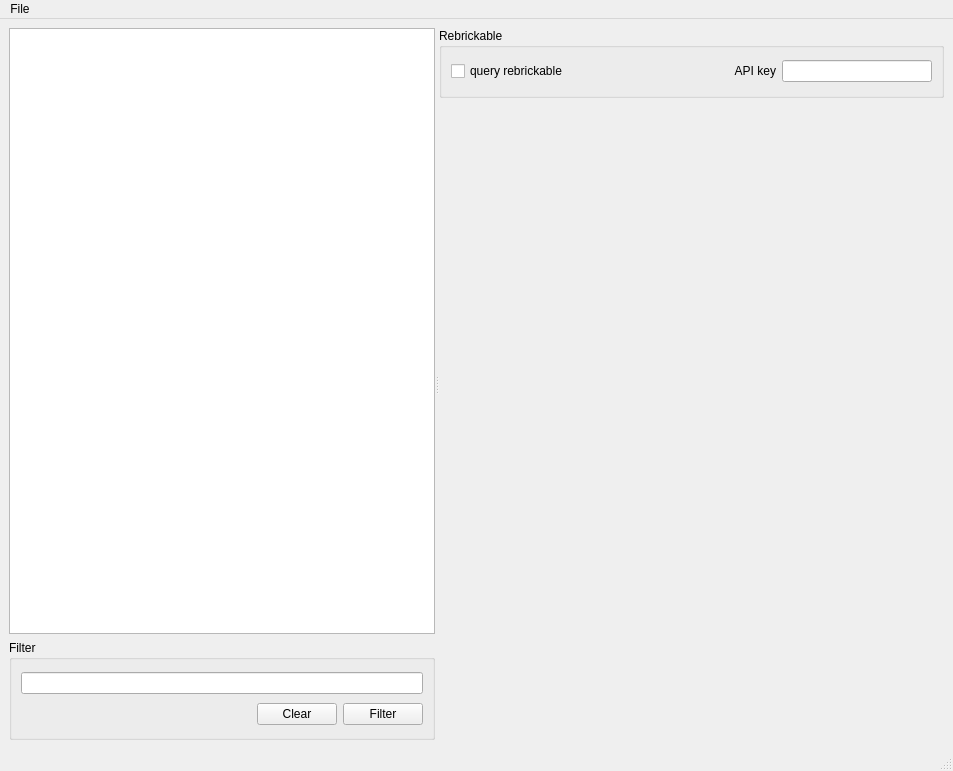
Qt form opensdraw/partviewer/partviewer.ui (HazenBabcock/opensdraw) before a commit.
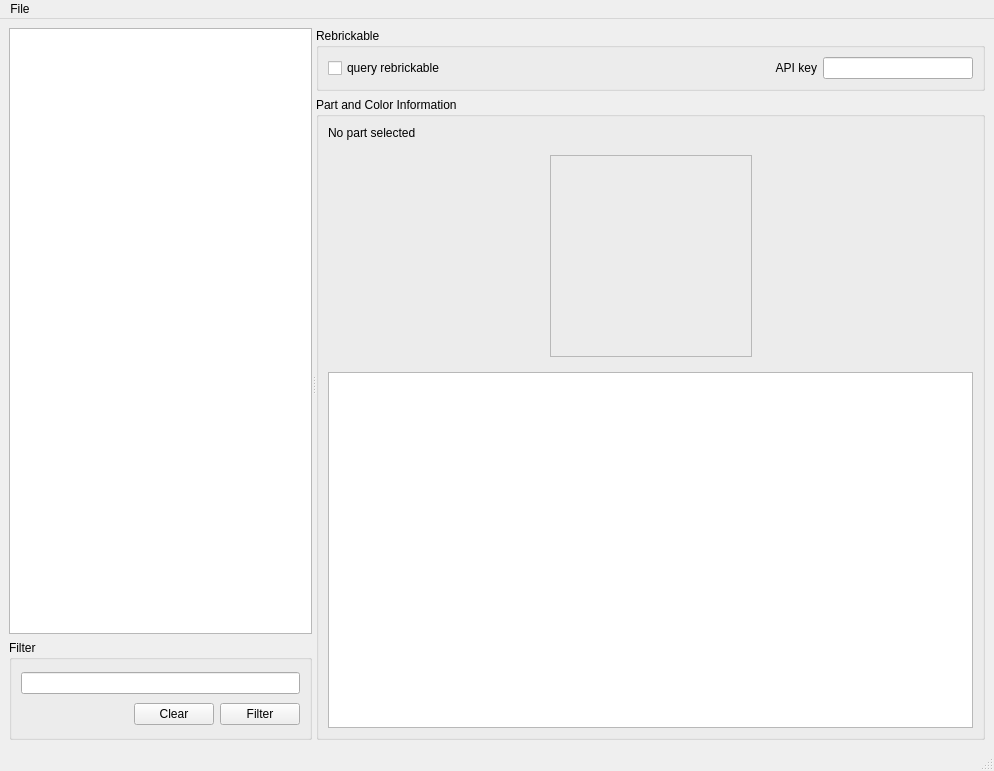
The same form after that commit. Custom widgets are drawn as their Qt base class.

Commit message: Get everything more or less working except part colors and LDView output.

```diff
--- a/opensdraw/partviewer/partviewer.ui
+++ b/opensdraw/partviewer/partviewer.ui
@@ -6,7 +6,7 @@
    <rect>
     <x>0</x>
     <y>0</y>
-    <width>953</width>
+    <width>994</width>
     <height>771</height>
    </rect>
   </property>
@@ -20,7 +20,7 @@
       <property name="orientation">
        <enum>Qt::Horizontal</enum>
       </property>
-      <widget class="QWidget" name="">
+      <widget class="QWidget" name="layoutWidget">
        <layout class="QVBoxLayout" name="verticalLayout_2">
         <item>
          <widget class="PartTreeView" name="partsTreeView">
@@ -89,7 +89,7 @@
         </item>
        </layout>
       </widget>
-      <widget class="QWidget" name="">
+      <widget class="QWidget" name="layoutWidget">
        <layout class="QVBoxLayout" name="verticalLayout_3">
         <item>
          <widget class="QGroupBox" name="rebrickableGroupBox">
@@ -150,7 +150,83 @@
          </widget>
         </item>
         <item>
-         <widget class="QWidget" name="widget" native="true"/>
+         <widget class="QGroupBox" name="partInfoGroupBox">
+          <property name="title">
+           <string>Part and Color Information</string>
+          </property>
+          <layout class="QVBoxLayout" name="verticalLayout_5">
+           <item>
+            <widget class="QLabel" name="partInfoLabel">
+             <property name="text">
+              <string>No part selected</string>
+             </property>
+            </widget>
+           </item>
+           <item>
+            <widget class="QWidget" name="widget" native="true">
+             <property name="minimumSize">
+              <size>
+               <width>204</width>
+               <height>204</height>
+              </size>
+             </property>
+             <layout class="QHBoxLayout" name="horizontalLayout_3">
+              <item>
+               <spacer name="horizontalSpacer_2">
+                <property name="orientation">
+                 <enum>Qt::Horizontal</enum>
+                </property>
+                <property name="sizeHint" stdset="0">
+                 <size>
+                  <width>160</width>
+                  <height>20</height>
+                 </size>
+                </property>
+               </spacer>
+              </item>
+              <item>
+               <widget class="QFrame" name="partImageFrame">
+                <property name="minimumSize">
+                 <size>
+                  <width>202</width>
+                  <height>202</height>
+                 </size>
+                </property>
+                <property name="maximumSize">
+                 <size>
+                  <width>202</width>
+                  <height>202</height>
+                 </size>
+                </property>
+                <property name="frameShape">
+                 <enum>QFrame::StyledPanel</enum>
+                </property>
+                <property name="frameShadow">
+                 <enum>QFrame::Raised</enum>
+                </property>
+               </widget>
+              </item>
+              <item>
+               <spacer name="horizontalSpacer_3">
+                <property name="orientation">
+                 <enum>Qt::Horizontal</enum>
+                </property>
+                <property name="sizeHint" stdset="0">
+                 <size>
+                  <width>160</width>
+                  <height>20</height>
+                 </size>
+                </property>
+               </spacer>
+              </item>
+             </layout>
+            </widget>
+           </item>
+           <item>
+            <widget class="QListView" name="colorListView"/>
+           </item>
+          </layout>
+         </widget>
         </item>
        </layout>
       </widget>
@@ -163,7 +239,7 @@
     <rect>
      <x>0</x>
      <y>0</y>
-     <width>953</width>
+     <width>994</width>
      <height>26</height>
     </rect>
    </property>
```
Left out of the diff: 2 changed lines with no effect on the pictures. The commit also changes 2 other files.
